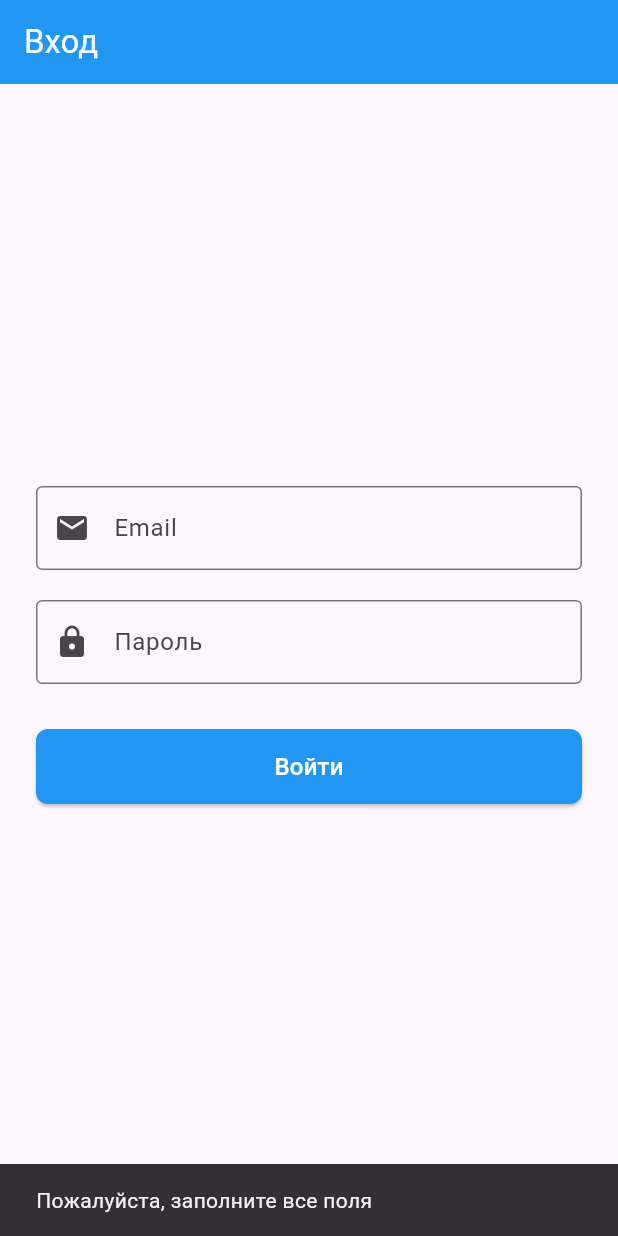
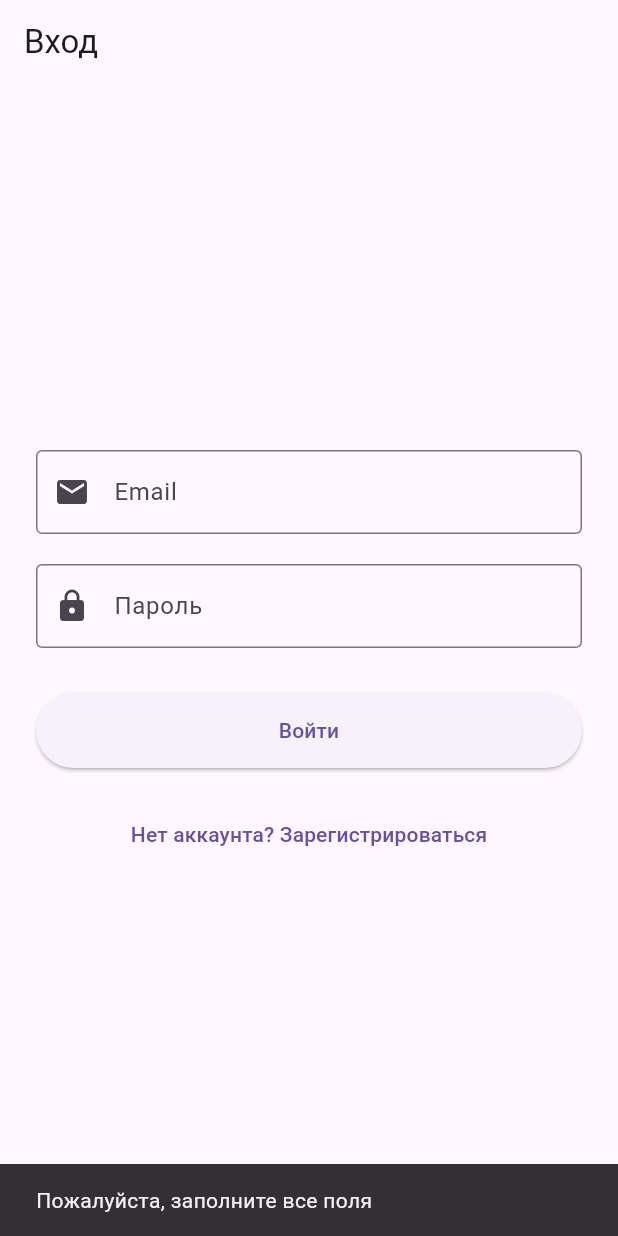
Before and after one commit to ivan-mezhenin/MyChat, a Flutter app: the screen it shows after launch, after a tap on "Войти", on a phone screen of 412 x 824 dp. Run offline on Flutter 3.47's test engine with Material 3 defaults, Android fonts, the phone set to English and light mode, and no system bars; our stand-ins replace cloud_firestore, firebase_auth, shared_preferences; accounts and stored records are empty.

Commit message:
refactor: update screens without using firebase

```diff
--- a/frontend/my_chat/lib/screens/authentication_screen.dart
+++ b/frontend/my_chat/lib/screens/authentication_screen.dart
@@ -1,7 +1,5 @@
 import 'package:flutter/material.dart';
-import 'package:firebase_auth/firebase_auth.dart';
-import 'package:http/http.dart' as http;
-import 'dart:convert';
+import 'package:my_chat/services/auth_service.dart';
 import 'package:my_chat/screens/chats_screen.dart';
 
 class AuthenticationScreen extends StatefulWidget {
@@ -15,11 +13,12 @@ class _AuthenticationScreenState extends State<AuthenticationScreen> {
   final TextEditingController _emailController = TextEditingController();
   final TextEditingController _passwordController = TextEditingController();
 
+  final AuthService _authService = AuthService();
   bool _isLoading = false;
+  bool _isLogin = true;
+  final TextEditingController _usernameController = TextEditingController();
 
-  static const String baseUrl = 'http://localhost:8080';
-
-  void _authUser() async {
+  void _authenticate() async {
     final String email = _emailController.text.trim();
     final String password = _passwordController.text.trim();
 
@@ -28,62 +27,55 @@ class _AuthenticationScreenState extends State<AuthenticationScreen> {
       return;
     }
 
-    if (!email.contains('@')) {
-      _showSnackBar('Введите корректный email');
-      return;
-    }
-
     setState(() {
       _isLoading = true;
     });
 
-    try {
-      UserCredential userCredential = await FirebaseAuth.instance
-      .signInWithEmailAndPassword(email: email, password: password);
+    Map<String, dynamic> result;
 
-      String? idToken = await userCredential.user!.getIdToken();
-      if (idToken == null) {
-        throw Exception("Не удалось получить токен авторизации.");
+    if (_isLogin) {
+      // Логин
+      result = await _authService.login(email, password);
+    } else {
+      // Регистрация
+      final String username = _usernameController.text.trim();
+      if (username.isEmpty) {
+        _showSnackBar('Введите имя пользователя');
+        setState(() { _isLoading = false; });
+        return;
+      }
+      result = await _authService.register(username, email, password);
     }
 
-      final responseData = await _verifyTokenAndGetChats(idToken);
+    setState(() {
+      _isLoading = false;
+    });
 
+    if (result['success'] == true) {
+      if (_isLogin) {
+        // Переход на экран чатов
         if (mounted) {
           Navigator.pushReplacement(
             context,
             MaterialPageRoute(
               builder: (context) => ChatsScreen(
-            chats: responseData['chats'],
-            userUID: responseData['user']['uid'],
-            authToken: idToken,
+                chats: result['chats'],
+                userUID: result['user']['uid'],
+                authToken: result['token'],
               ),
             ),
           );
         }
-    } on FirebaseAuthException catch (e) {
-      _showSnackBar('Ошибка Firebase: ${e.message}');
-    } catch (e) {
-      _showSnackBar('Ошибка: $e');
-    } finally {
+      } else {
+        _showSnackBar('Регистрация успешна! Войдите в аккаунт.');
         setState(() {
-        _isLoading = false;
+          _isLogin = true;
+          _usernameController.clear();
         });
       }
+    } else {
+      _showSnackBar('Ошибка: ${result['error']}');
     }
-
-  Future<Map<String, dynamic>> _verifyTokenAndGetChats(String idToken) async {
-    final response = await http.get(
-      Uri.parse('$baseUrl/api/auth/initial-data'),
-      headers: {
-        'Authorization': 'Bearer $idToken',
-      },
-    );
-
-    if (response.statusCode != 200) {
-        throw Exception('Ошибка сервера: ${response.statusCode}');
-    }
-
-      return json.decode(response.body);
   }
 
   void _showSnackBar(String message) {
@@ -99,21 +91,30 @@ class _AuthenticationScreenState extends State<AuthenticationScreen> {
   Widget build(BuildContext context) {
     return Scaffold(
       appBar: AppBar(
-        title: const Text('Вход'),
-        backgroundColor: Colors.blue,
-        foregroundColor: Colors.white,
+        title: Text(_isLogin ? 'Вход' : 'Регистрация'),
       ),
       body: Padding(
         padding: const EdgeInsets.all(24.0),
         child: Column(
           mainAxisAlignment: MainAxisAlignment.center,
           children: [
+            if (!_isLogin) ...[
+              TextField(
+                controller: _usernameController,
+                decoration: const InputDecoration(
+                  labelText: 'Имя пользователя',
+                  border: OutlineInputBorder(),
+                  prefixIcon: Icon(Icons.person),
+                ),
+              ),
+              const SizedBox(height: 20),
+            ],
+
             TextField(
               controller: _emailController,
               keyboardType: TextInputType.emailAddress,
               decoration: const InputDecoration(
                 labelText: 'Email',
-                hintText: 'Введите Вашу почту',
                 border: OutlineInputBorder(),
                 prefixIcon: Icon(Icons.email),
               ),
@@ -126,7 +127,6 @@ class _AuthenticationScreenState extends State<AuthenticationScreen> {
               obscureText: true,
               decoration: const InputDecoration(
                 labelText: 'Пароль',
-                hintText: 'Введите пароль',
                 border: OutlineInputBorder(),
                 prefixIcon: Icon(Icons.lock),
               ),
@@ -138,26 +138,30 @@ class _AuthenticationScreenState extends State<AuthenticationScreen> {
               width: double.infinity,
               height: 50,
               child: _isLoading
-                  ? const Center(
-                      child: CircularProgressIndicator(),
-                    )
+                  ? const Center(child: CircularProgressIndicator())
                   : ElevatedButton(
-                    onPressed: _authUser,
-                      style: ElevatedButton.styleFrom(
-                        backgroundColor: Colors.blue,
-                        foregroundColor: Colors.white,
-                        shape: RoundedRectangleBorder(
-                          borderRadius: BorderRadius.circular(8),
-                        ),
-                      ),
-                      child: const Text(
-                        'Войти',
-                        style: TextStyle(fontSize: 16),
-                      ),
+                      onPressed: _authenticate,
+                      child: Text(_isLogin ? 'Войти' : 'Зарегистрироваться'),
                     ),
             ),
 
             const SizedBox(height: 20),
+
+            TextButton(
+              onPressed: () {
+                setState(() {
+                  _isLogin = !_isLogin;
+                  if (_isLogin) {
+                    _usernameController.clear();
+                  }
+                });
+              },
+              child: Text(
+                _isLogin
+                  ? 'Нет аккаунта? Зарегистрироваться'
+                  : 'Уже есть аккаунт? Войти',
+              ),
+            ),
           ],
         ),
       ),
```
Also changed, not shown: frontend/my_chat/lib/screens/chats_screen.dart (+60 -19 lines), frontend/my_chat/pubspec.yaml (+4 -4 lines), frontend/my_chat/pubspec.lock, 5 other files. Lines whose indentation alone changed are shown as unchanged.
